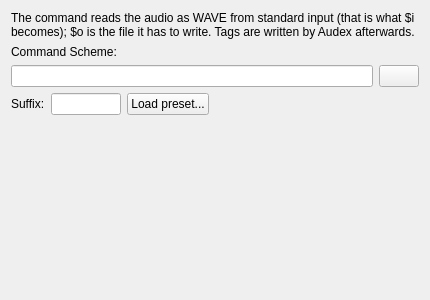
The window that widgets/customwidgetUI.ui (KDE/audex) describes before a commit, drawn with Qt 5.
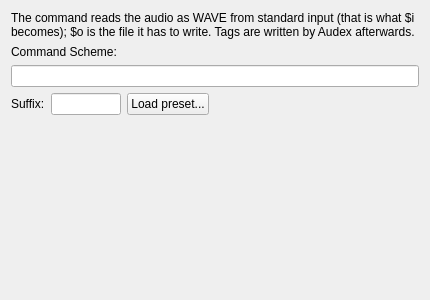
The same window after the commit. Custom widgets are drawn as their Qt base class.

Commit message: replace the scheme wizard dialogs with an inline SchemeEdit widget

Diff of the .ui file:
```diff
--- a/widgets/customwidgetUI.ui
+++ b/widgets/customwidgetUI.ui
@@ -44,11 +44,12 @@
      </property>
     </widget>
    </item>
-   <item row="2" column="0">
-    <widget class="QLineEdit" name="qlineedit_scheme"/>
-   </item>
-   <item row="2" column="1">
-    <widget class="QPushButton" name="kpushbutton_scheme"/>
+   <item row="2" column="0" colspan="2">
+    <widget class="SchemeEdit" name="schemeedit_command">
+     <property name="kind">
+      <enum>SchemeEdit::Command</enum>
+     </property>
+    </widget>
    </item>
    <item row="3" column="0" colspan="2">
     <layout class="QHBoxLayout" name="horizontalLayout">
@@ -119,6 +120,11 @@
   </layout>
  </widget>
  <customwidgets>
+  <customwidget>
+   <class>SchemeEdit</class>
+   <extends>QLineEdit</extends>
+   <header>widgets/schemeedit.h</header>
+  </customwidget>
   <customwidget>
    <class>QLineEdit</class>
    <extends>QLineEdit</extends>
```
The commit also changes 41 other files.
